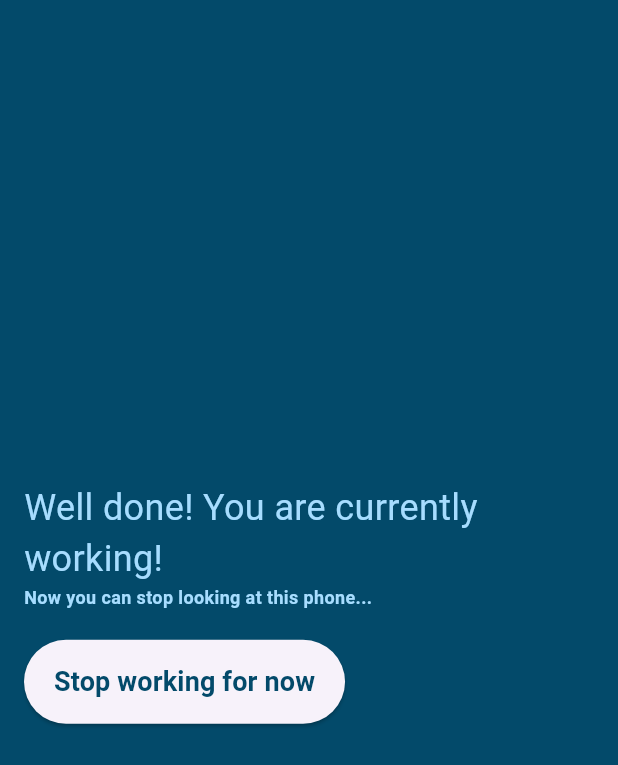
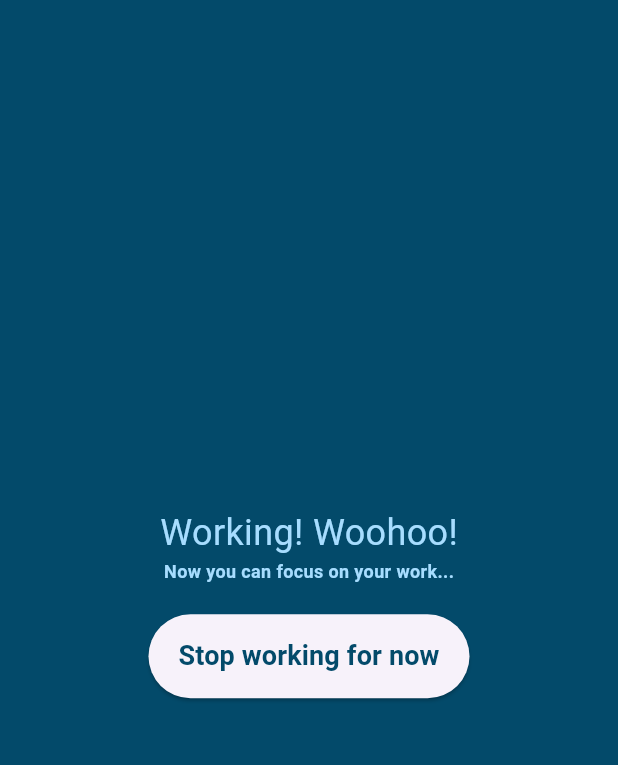
Before and after one commit to lauzaki/time-tracking, a Flutter app: the screen it shows after launch, after a tap on "Start working", on a phone screen of 412 x 824 dp. Shown: the top 765 px of the screen. Run offline on Flutter 3.47's test engine with Material 3 defaults, Android fonts, the phone set to English and light mode, and no system bars; our stand-ins replace fl_chart, google_fonts, material_symbols_icons, shared_preferences.

Commit message:
version bump and text change

```diff
--- a/lib/working_page.dart
+++ b/lib/working_page.dart
@@ -34,12 +34,13 @@ class WorkingPageState extends State<WorkingPage> {
       body: Container(
         color: backgroundColor,
         padding: const EdgeInsets.all(16.0),
+        child: Center(
         child: Column(
           mainAxisAlignment: MainAxisAlignment.center,
-          crossAxisAlignment: CrossAxisAlignment.start,
+          crossAxisAlignment: CrossAxisAlignment.center,
           children: [
             const Text(
-              'Well done! You are currently working!',
+              'Working! Woohoo!',
               style: TextStyle(
                 fontSize: 24,
                 fontFamily: "Roboto",
@@ -48,7 +49,7 @@ class WorkingPageState extends State<WorkingPage> {
               ),
             ),
             const Text(
-              "Now you can stop looking at this phone...",
+              "Now you can focus on your work...",
               style: TextStyle(
                 fontSize: 12,
                 fontWeight: FontWeight.bold,
@@ -75,6 +76,7 @@ class WorkingPageState extends State<WorkingPage> {
           ],
         ),
       ),
+    ),
     );
   }
 }
```
Also changed, not shown: 1 other file.
